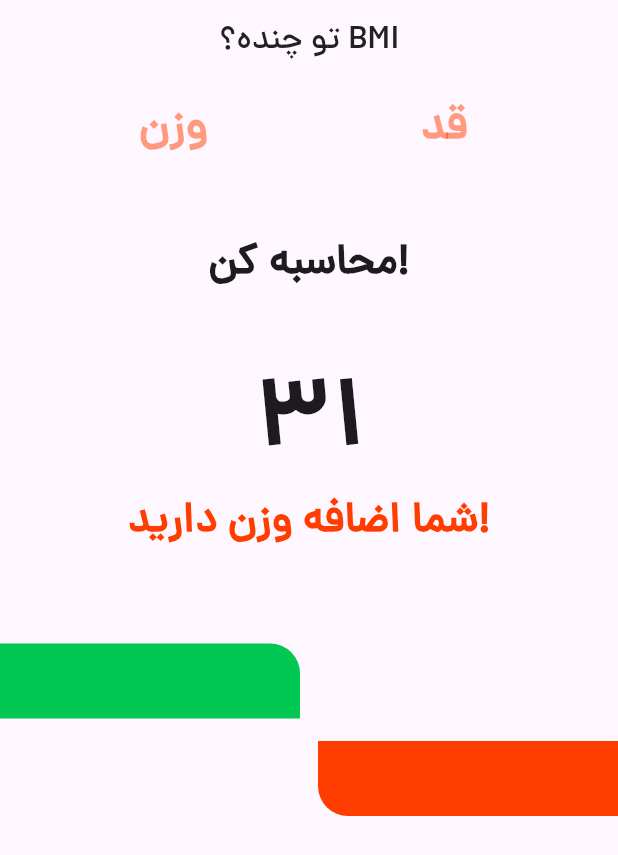
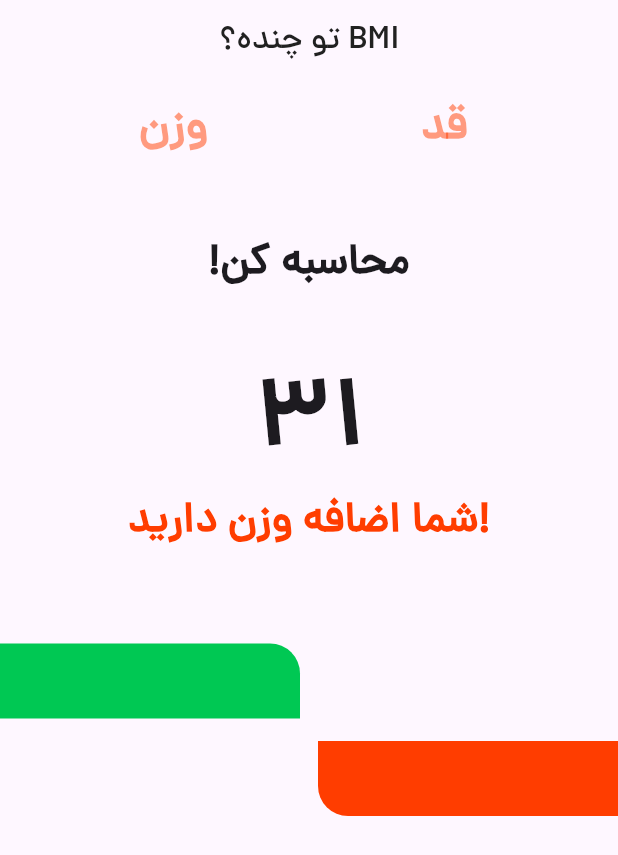
Before and after one commit to ShahramDeveloper/flutter_BMI_calculator, a Flutter app: the screen it shows after launch, on a phone screen of 412 x 824 dp. Shown: the top 855 px of the screen. Run offline on Flutter 3.47's test engine with Material 3 defaults, Android fonts, the phone set to English and light mode, and no system bars; our stand-ins replace hexcolor.

Commit message:
Add Inkwell widget to home_screen.dart and create widthController and heightController for text fields in home_screen.dart.

```diff
--- a/lib/screens/home_screen.dart
+++ b/lib/screens/home_screen.dart
@@ -12,9 +12,13 @@ class HomeScreen extends StatefulWidget {
 }
 
 class _HomeScreenState extends State<HomeScreen> {
+  final widthController = TextEditingController();
+  final heightController = TextEditingController();
+
   @override
   Widget build(BuildContext context) {
     return Scaffold(
+      resizeToAvoidBottomInset: false,
       appBar: AppBar(
         centerTitle: true,
         backgroundColor: Colors.transparent,
@@ -33,6 +37,7 @@ class _HomeScreenState extends State<HomeScreen> {
                 Container(
                   width: 130,
                   child: TextField(
+                    controller: widthController,
                     textAlign: TextAlign.center,
                     style: TextStyle(
                       fontSize: 30,
@@ -52,6 +57,7 @@ class _HomeScreenState extends State<HomeScreen> {
                 Container(
                   width: 130,
                   child: TextField(
+                    controller: heightController,
                     textAlign: TextAlign.center,
                     style: TextStyle(
                       fontSize: 30,
@@ -73,11 +79,14 @@ class _HomeScreenState extends State<HomeScreen> {
             SizedBox(
               height: 40,
             ),
-            Text(
-              'محاسبه کن!',
-              style: TextStyle(
-                fontSize: 28,
-                fontWeight: FontWeight.bold,
+            InkWell(
+              onTap: () {},
+              child: Text(
+                '!محاسبه کن',
+                style: TextStyle(
+                  fontSize: 28,
+                  fontWeight: FontWeight.bold,
+                ),
               ),
             ),
             SizedBox(
```
